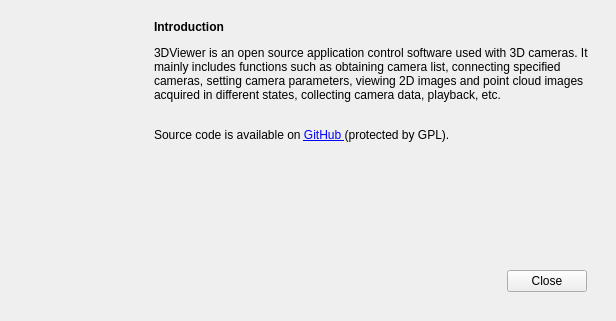
The window that src/csviewer/about.ui (Revopoint/3DViewer) describes before a commit, drawn with Qt 5.
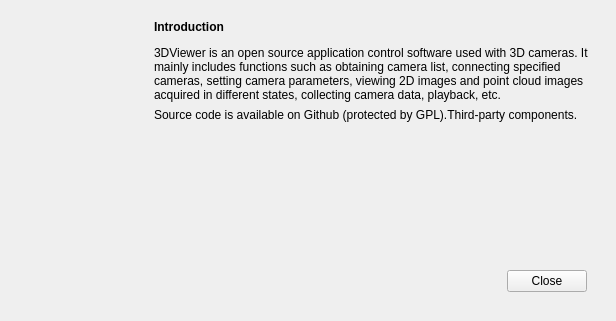
The same window after the commit. Icons and pictures are not drawn.

Commit message: Add license description in about interface. Revise version to 1.2.16.

```diff
--- a/src/csviewer/about.ui
+++ b/src/csviewer/about.ui
@@ -123,7 +123,7 @@
          </sizepolicy>
         </property>
         <property name="text">
-         <string>&lt;html&gt;&lt;head/&gt;&lt;body&gt;&lt;p&gt;&lt;span style=&quot; font-weight:600;&quot;&gt;Introduction&lt;/span&gt;&lt;/p&gt;&lt;p&gt;3DViewer is an open source application control software used with 3D cameras. It mainly includes functions such as obtaining camera list, connecting specified cameras, setting camera parameters, viewing 2D images and point cloud images acquired in different states, collecting camera data, playback, etc.&lt;/p&gt;&lt;p&gt;&lt;br/&gt;Source code is available on &lt;a href=&quot;https://github.com/Revopoint/3DViewer&quot;&gt;&lt;span style=&quot; text-decoration: underline; color:#0000ff;&quot;&gt;GitHub &lt;/span&gt;&lt;/a&gt;(protected by GPL).&lt;br/&gt;&lt;/p&gt;&lt;/body&gt;&lt;/html&gt;</string>
+         <string>&lt;html&gt;&lt;head/&gt;&lt;body&gt;&lt;p&gt;&lt;span style=&quot; font-weight:600;&quot;&gt;Introduction&lt;/span&gt;&lt;/p&gt;&lt;p&gt;3DViewer is an open source application control software used with 3D cameras. It mainly includes functions such as obtaining camera list, connecting specified cameras, setting camera parameters, viewing 2D images and point cloud images acquired in different states, collecting camera data, playback, etc.&lt;/p&gt;&lt;/body&gt;&lt;/html&gt;</string>
         </property>
         <property name="wordWrap">
          <bool>true</bool>
@@ -136,6 +136,19 @@
         </property>
        </widget>
       </item>
+      <item>
+       <widget class="QLabel" name="codeSource">
+        <property name="text">
+         <string>Source code is available on Github (protected by GPL).Third-party components.</string>
+        </property>
+        <property name="wordWrap">
+         <bool>true</bool>
+        </property>
+        <property name="openExternalLinks">
+         <bool>true</bool>
+        </property>
+       </widget>
+      </item>
       <item>
        <spacer name="verticalSpacer_2">
         <property name="orientation">
```
The commit also changes 8 other files.
